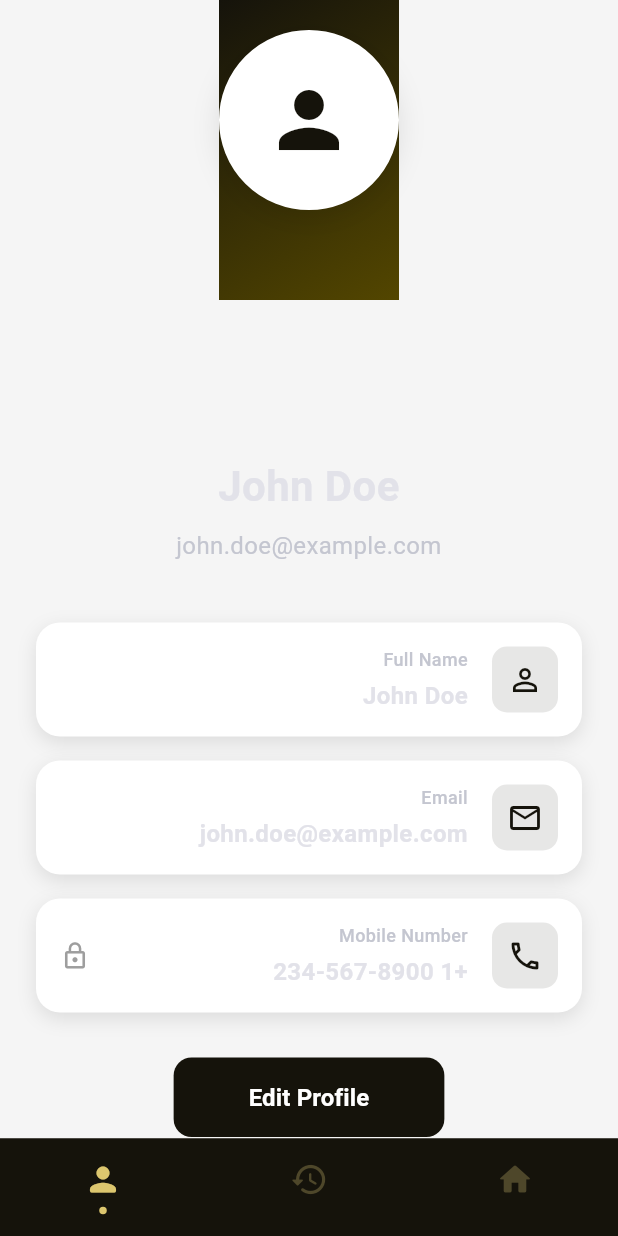
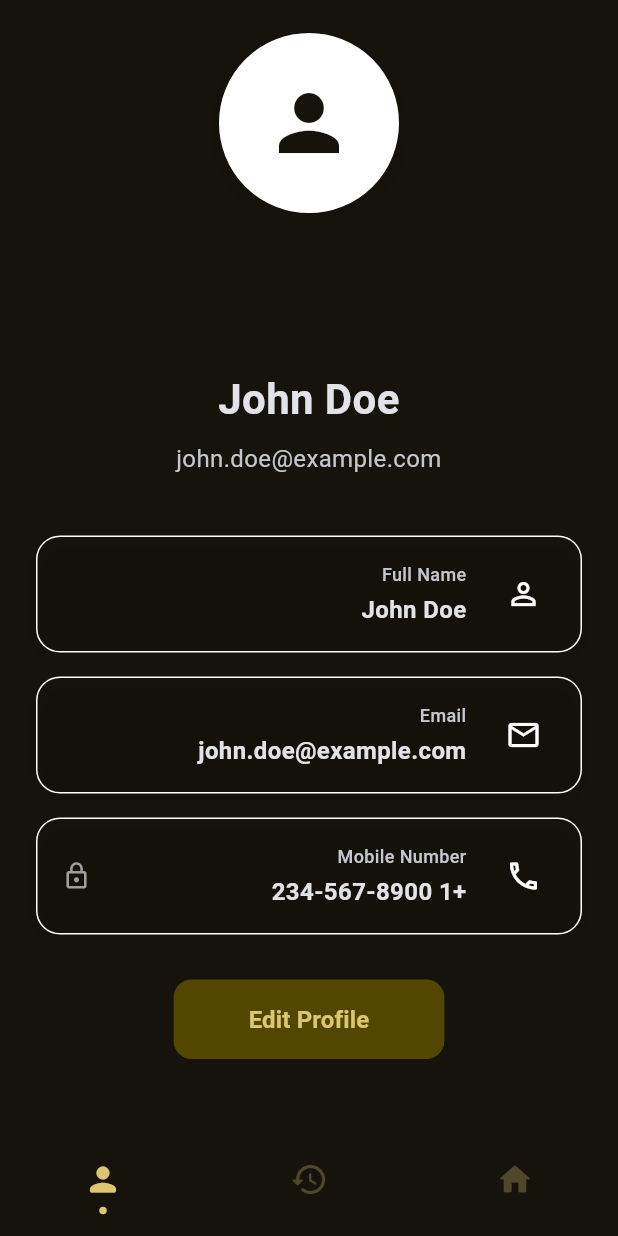
Before and after one commit to mahdi-dfr/cafe-management-app, a Flutter app: the screen it shows after launch, item 3 of the bottom bar chosen, on a phone screen of 412 x 824 dp. Run offline on Flutter 3.47's test engine with Material 3 defaults, Android fonts, the phone set to English and light mode, and no system bars; drawn by our look-alikes of persistent_bottom_nav_bar; our stand-ins replace get.

Commit message:
[FIX] fix some ui issue in profile screen

```diff
--- a/lib/feature/home/presenation/home_screen.dart
+++ b/lib/feature/home/presenation/home_screen.dart
@@ -15,6 +15,8 @@ class HomeScreen extends StatelessWidget {
     return Scaffold(
       backgroundColor: AppColors.backgroundColor,
       body: SafeArea(
+        top: true,
+        bottom: false,
         child: SingleChildScrollView(
           physics: const BouncingScrollPhysics(),
           padding: const EdgeInsets.all(20),
--- a/lib/feature/profile/presenation/profile_screen.dart
+++ b/lib/feature/profile/presenation/profile_screen.dart
@@ -12,26 +12,15 @@ class ProfileScreen extends StatelessWidget {
     final ProfileController controller = Get.put(ProfileController());
 
     return Scaffold(
-      backgroundColor: AppColors.lightGrey,
+      backgroundColor: AppColors.backgroundColor,
       body: SafeArea(
+        top: true,
+        bottom: false,
         child: SingleChildScrollView(
           physics: const BouncingScrollPhysics(),
           child: Column(
             children: [
-              // Header with gradient
-              Container(
-                height: 200,
-                decoration: BoxDecoration(
-                  gradient: LinearGradient(
-                    begin: Alignment.topLeft,
-                    end: Alignment.bottomRight,
-                    colors: [AppColors.backgroundColor, AppColors.lightPurple],
-                  ),
-                ),
-                child: Column(
-                  children: [
-                    const SizedBox(height: 20),
-                    // Profile Picture
+              SizedBox(height: 22),
               Obx(
                 () => Hero(
                   tag: 'profile_picture',
@@ -45,10 +34,7 @@ class ProfileScreen extends StatelessWidget {
                       decoration: BoxDecoration(
                         color: AppColors.white,
                         shape: BoxShape.circle,
-                              border: Border.all(
-                                color: AppColors.white,
-                                width: 4,
-                              ),
+                        border: Border.all(color: AppColors.white, width: 4),
                         boxShadow: [
                           BoxShadow(
                             color: AppColors.shadowColor,
@@ -71,9 +57,6 @@ class ProfileScreen extends StatelessWidget {
                             ),
                     ),
                   ),
-                      ),
-                    ),
-                  ],
                 ),
               ),
               // Profile Content
@@ -141,7 +124,7 @@ class ProfileScreen extends StatelessWidget {
         ElevatedButton(
           onPressed: controller.toggleEditMode,
           style: ElevatedButton.styleFrom(
-            backgroundColor: AppColors.backgroundColor,
+            backgroundColor: AppColors.lightPurple,
             foregroundColor: AppColors.white,
             padding: const EdgeInsets.symmetric(horizontal: 50, vertical: 15),
             shape: RoundedRectangleBorder(
@@ -149,9 +132,13 @@ class ProfileScreen extends StatelessWidget {
             ),
             elevation: 0,
           ),
-          child: const Text(
+          child: Text(
             'Edit Profile',
-            style: TextStyle(fontSize: 16, fontWeight: FontWeight.w600),
+            style: TextStyle(
+              fontSize: 16,
+              fontWeight: FontWeight.w600,
+              color: AppColors.primaryColor,
+            ),
           ),
         ),
       ],
@@ -270,7 +257,7 @@ class ProfileScreen extends StatelessWidget {
     return Container(
       padding: const EdgeInsets.all(16),
       decoration: BoxDecoration(
-        color: AppColors.white,
+        border: Border.all(width: 1, color: Colors.white),
         borderRadius: BorderRadius.circular(16),
         boxShadow: [
           BoxShadow(
@@ -288,7 +275,7 @@ class ProfileScreen extends StatelessWidget {
               color: AppColors.backgroundColor.withOpacity(0.1),
               borderRadius: BorderRadius.circular(10),
             ),
-            child: Icon(icon, color: AppColors.backgroundColor, size: 24),
+            child: Icon(icon, color: AppColors.white, size: 24),
           ),
           const SizedBox(width: 16),
           Expanded(
@@ -350,7 +337,7 @@ class ProfileScreen extends StatelessWidget {
           labelText: label,
           prefixIcon: Icon(
             icon,
-            color: enabled ? AppColors.backgroundColor : AppColors.textHint,
+            color: enabled ? AppColors.white : AppColors.textHint,
           ),
           border: OutlineInputBorder(
             borderRadius: BorderRadius.circular(12),
--- a/lib/screens/main_navigation.dart
+++ b/lib/screens/main_navigation.dart
@@ -49,7 +49,7 @@ class MainNavigation extends StatelessWidget {
       items: _navBarsItems(),
       onItemSelected: (index) {},
       navBarHeight: 65,
-      padding: const EdgeInsets.only(top: 15, bottom: 4),
+      padding: EdgeInsets.zero,
       backgroundColor: AppColors.backgroundColor,
       navBarStyle: NavBarStyle.style12,
       hideNavigationBarWhenKeyboardAppears: true,
```
Lines whose indentation alone changed are shown as unchanged.
